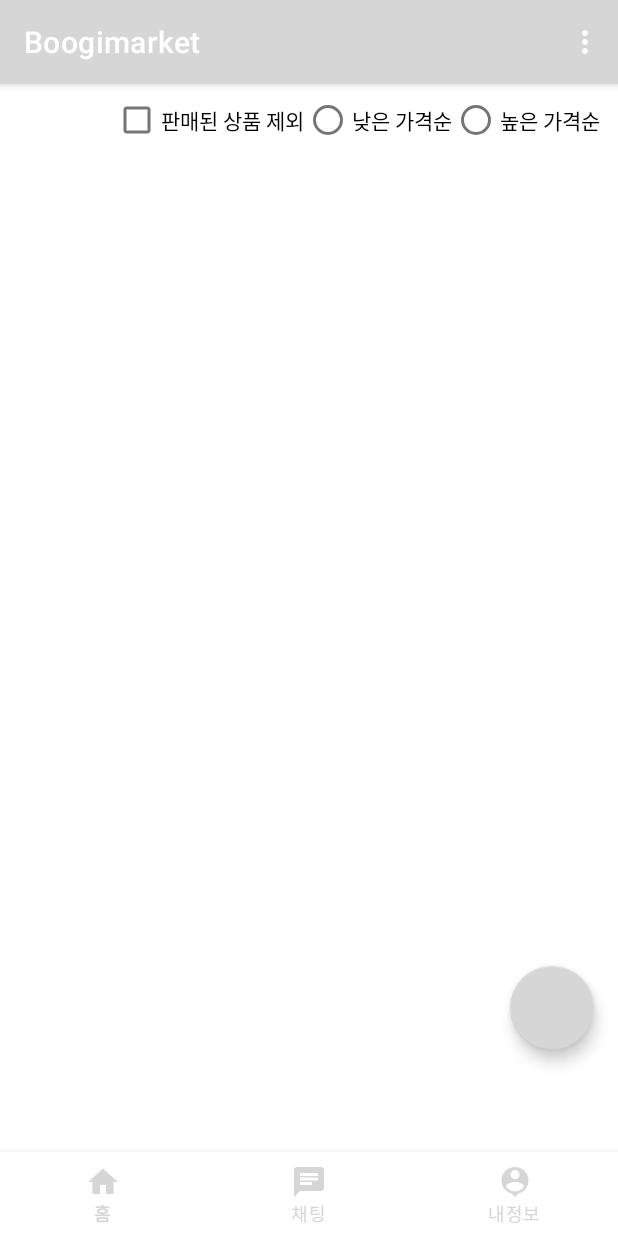
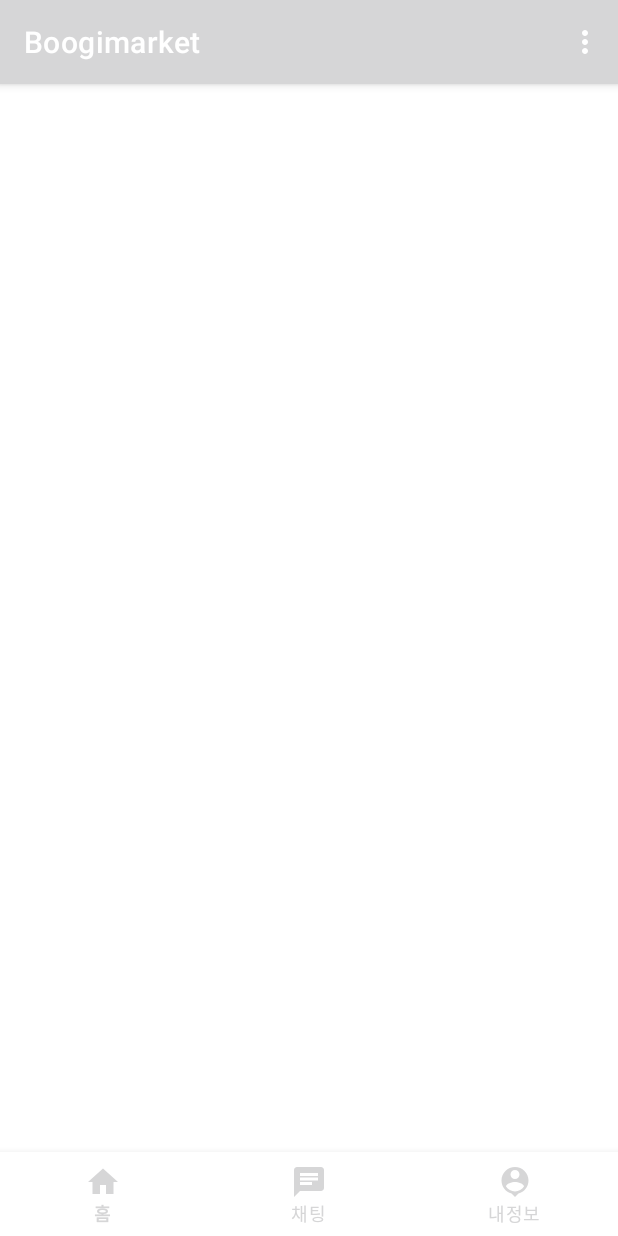
Before and after one commit to YoonhyeSuh/Used-Market, an Android app: the MainActivity screen opened directly, with no data from a screen before it, on a phone screen of 412 x 824 dp. Run offline under Robolectric (Android 15) with nearby library versions, the phone set to English and light mode, and no system bars.

Commit message:
Revert "Fragments.kt, activity_itemlist.xml 생성"
This reverts commit d5a972d6b2a62955761de31c1958c1020d416e26.

```diff
--- a/Boogimarket/app/src/main/java/com/example/boogimarket/Fragments.kt
+++ /dev/null
@@ -1,7 +0,0 @@
-package com.example.boogimarket
-
-import androidx.fragment.app.Fragment
-
-class Home : Fragment(R.layout.activity_itemlist) {}
-class Chat : Fragment(R.layout.activity_chatroom) {}
-class MyPage : Fragment(R.layout.activity_mypage) {}
--- a/Boogimarket/app/src/main/java/com/example/boogimarket/MainActivity.kt
+++ b/Boogimarket/app/src/main/java/com/example/boogimarket/MainActivity.kt
@@ -7,9 +7,6 @@ import android.view.MenuItem
 import android.widget.CheckBox
 import android.widget.RadioGroup
 import androidx.activity.viewModels
-import androidx.fragment.app.Fragment
-import androidx.navigation.ui.setupWithNavController
-import com.google.android.material.bottomnavigation.BottomNavigationView
 
 class MainActivity : AppCompatActivity() {
     private val viewModel by viewModels<MyViewModel>()
@@ -20,23 +17,6 @@ class MainActivity : AppCompatActivity() {
     override fun onCreate(savedInstanceState: Bundle?) {
         super.onCreate(savedInstanceState)
         setContentView(R.layout.activity_list)
-
-        val homeFragment = Home()
-        val chatFragment = Chat()
-        val myPageFragment = MyPage()
-
-        val bottomNavigationView = findViewById<BottomNavigationView>(R.id.menu_bottom_navigation)
-
-        replaceFragment(homeFragment)
-
-        bottomNavigationView.setOnItemSelectedListener {
-            when(it.itemId) {
-                R.id.home -> replaceFragment(homeFragment)
-                R.id.chat -> replaceFragment(chatFragment)
-                R.id.myInfo -> replaceFragment(myPageFragment)
-            }
-            true
-        }
     }
 
     override fun onCreateOptionsMenu(menu: Menu?): Boolean {
@@ -65,11 +45,4 @@ class MainActivity : AppCompatActivity() {
         //viewModel.updateItems(isSold, sortPrice)
     }
 
-    private fun replaceFragment(fragment: Fragment) {
-        supportFragmentManager.beginTransaction()
-            .apply {
-                replace(R.id.meun_frame_layout, fragment)
-                commit()
-            }
-    }
 }
--- a/Boogimarket/app/src/main/res/drawable/baseline_add_24.xml
+++ /dev/null
@@ -1,5 +0,0 @@
-<vector android:height="24dp" android:tint="#FFFFFF"
-    android:viewportHeight="24" android:viewportWidth="24"
-    android:width="24dp" xmlns:android="http://schemas.android.com/apk/res/android">
-    <path android:fillColor="@android:color/white" android:pathData="M19,13h-6v6h-2v-6H5v-2h6V5h2v6h6v2z"/>
-</vector>
--- a/Boogimarket/app/src/main/res/layout/activity_itemlist.xml
+++ /dev/null
@@ -1,62 +0,0 @@
-<?xml version="1.0" encoding="utf-8"?>
-<androidx.constraintlayout.widget.ConstraintLayout xmlns:android="http://schemas.android.com/apk/res/android"
-    xmlns:app="http://schemas.android.com/apk/res-auto"
-    xmlns:tools="http://schemas.android.com/tools"
-    android:layout_width="match_parent"
-    android:layout_height="match_parent"
-    tools:context=".MainActivity">
-
-    <RadioGroup
-        android:id="@+id/radioGroup"
-        android:layout_width="wrap_content"
-        android:layout_height="wrap_content"
-        android:layout_marginEnd="12dp"
-        android:orientation="horizontal"
-        app:layout_constraintEnd_toEndOf="parent">
-
-        <RadioButton
-            android:id="@+id/lowPrice"
-            android:layout_width="match_parent"
-            android:layout_height="wrap_content"
-            android:text="낮은 가격순" />
-
-        <RadioButton
-            android:id="@+id/highPrice"
-            android:layout_width="match_parent"
-            android:layout_height="wrap_content"
-            android:text="높은 가격순" />
-    </RadioGroup>
-
-    <androidx.recyclerview.widget.RecyclerView
-        android:id="@+id/recyclerView"
-        android:layout_width="0dp"
-        android:layout_height="0dp"
-        app:layout_constraintBottom_toBottomOf="parent"
-        app:layout_constraintEnd_toEndOf="parent"
-        app:layout_constraintHorizontal_bias="0.0"
-        app:layout_constraintStart_toStartOf="parent"
-        app:layout_constraintTop_toBottomOf="@+id/radioGroup"
-        app:layout_constraintVertical_bias="0.0" />
-
-    <com.google.android.material.floatingactionbutton.FloatingActionButton
-        android:id="@+id/floatingActionButton"
-        android:layout_width="wrap_content"
-        android:layout_height="wrap_content"
-        android:layout_marginEnd="16dp"
-        android:layout_marginBottom="68dp"
-        android:clickable="true"
-        app:tint="@color/white"
-        android:backgroundTint="@color/navy"
-        app:layout_constraintBottom_toBottomOf="parent"
-        app:layout_constraintEnd_toEndOf="parent"
-        app:srcCompat="@drawable/baseline_add_24" />
-
-    <CheckBox
-        android:id="@+id/checkBox"
-        android:layout_width="wrap_content"
-        android:layout_height="wrap_content"
-        android:text="판매된 상품 제외"
-        app:layout_constraintEnd_toStartOf="@+id/radioGroup"
-        app:layout_constraintTop_toTopOf="@+id/radioGroup" />
-
-</androidx.constraintlayout.widget.ConstraintLayout>
--- a/Boogimarket/app/src/main/res/layout/activity_list.xml
+++ b/Boogimarket/app/src/main/res/layout/activity_list.xml
@@ -5,6 +5,7 @@
     android:layout_width="match_parent"
     android:layout_height="match_parent"
     tools:context=".MainActivity">
+
 
     <FrameLayout
         android:id="@+id/meun_frame_layout"
--- a/Boogimarket/app/src/main/res/navigation/nav.xml
+++ b/Boogimarket/app/src/main/res/navigation/nav.xml
@@ -1,6 +1,6 @@
 <?xml version="1.0" encoding="utf-8"?>
 <navigation xmlns:android="http://schemas.android.com/apk/res/android"
     xmlns:app="http://schemas.android.com/apk/res-auto"
-    xmlns:tools="http://schemas.android.com/tools"
-    android:id="@+id/nav"
-    app:startDestination="@id/home"/>
+    android:id="@+id/nav">
+
+</navigation>
```
Also changed, not shown: Boogimarket/app/src/main/res/layout/item_layout.xml (deleted, +0 -79 lines).
